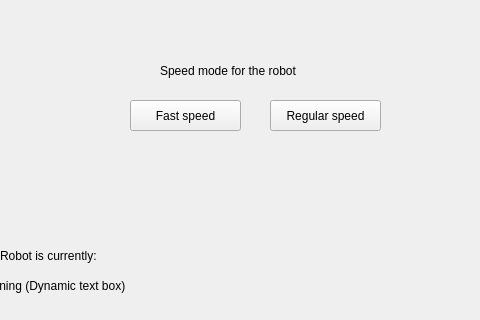
Zsombor00/computer_systems_project, file robot/mainwindow.ui: the form before one commit; both pictures show x 320 to 800 and y 0 to 320 of the 800 by 600 pixel window.
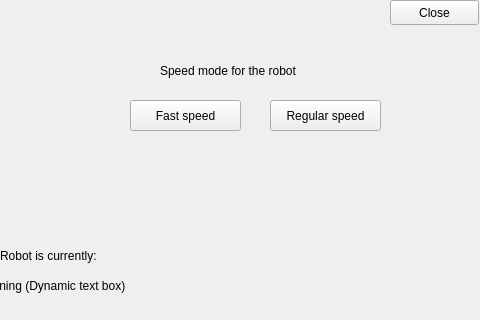
The form after the commit.

Commit message: Made it possible to close the program with the close button

The edit to the form file:
```diff
--- a/robot/mainwindow.ui
+++ b/robot/mainwindow.ui
@@ -118,6 +118,19 @@
      <string>Not running (Dynamic text box)</string>
     </property>
    </widget>
+   <widget class="QPushButton" name="closeButton">
+    <property name="geometry">
+     <rect>
+      <x>710</x>
+      <y>0</y>
+      <width>89</width>
+      <height>25</height>
+     </rect>
+    </property>
+    <property name="text">
+     <string>Close</string>
+    </property>
+   </widget>
   </widget>
   <widget class="QMenuBar" name="menubar">
    <property name="geometry">
```
The commit also changes 2 other files.
